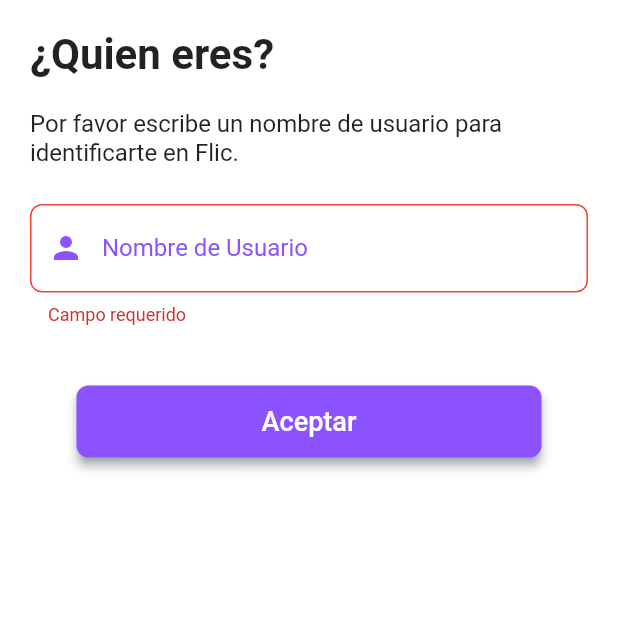
After one commit to Jaime90987/Flic, a Flutter app: the screen it shows once a user with an empty profile is signed in, after a tap on "Aceptar", on a phone screen of 412 x 824 dp, the top half of it. The commit adds this screen. Run offline on Flutter 3.47's test engine with Material 2 defaults, Android fonts, the phone set to English and light mode, and no system bars; our stand-ins replace cloud_firestore, email_validator, firebase_auth, firebase_core, flutter_svg, google_sign_in; accounts and stored records are empty.

Commit message:
Integrando autenticación con google, arreglando icono y añadiendo pagina de nombre de usuario

```diff
--- a/lib/pages/forgot_password.dart
+++ b/lib/pages/forgot_password.dart
@@ -2,7 +2,7 @@ import 'package:flutter/material.dart';
 import 'package:proyecto_flic/main.dart';
 import 'package:proyecto_flic/pages/widgets/common/input_email.dart';
 import 'package:proyecto_flic/pages/widgets/common/send_button.dart';
-import 'package:proyecto_flic/services/auth.dart';
+import 'package:proyecto_flic/services/mail_auth.dart';
 import 'package:proyecto_flic/values/strings.dart';
 
 class ForgotPasswordPage extends StatefulWidget {
--- a/lib/pages/login_page.dart
+++ b/lib/pages/login_page.dart
@@ -7,7 +7,7 @@ import 'package:proyecto_flic/pages/widgets/common/send_button.dart';
 import 'package:proyecto_flic/pages/widgets/login_page/divider.dart';
 import 'package:proyecto_flic/pages/widgets/login_page/forgot_password_message.dart';
 import 'package:proyecto_flic/pages/widgets/login_page/social_networks.dart';
-import 'package:proyecto_flic/services/auth.dart';
+import 'package:proyecto_flic/services/mail_auth.dart';
 import 'package:proyecto_flic/values/strings.dart';
 
 class LoginPage extends StatefulWidget {
@@ -53,6 +53,7 @@ class _LoginPageState extends State<LoginPage> {
               ),
               Container(
                 margin: const EdgeInsets.symmetric(horizontal: 40),
+                height: MediaQuery.of(context).size.height,
                 child: Column(
                   mainAxisAlignment: MainAxisAlignment.start,
                   children: [
@@ -89,7 +90,7 @@ class _LoginPageState extends State<LoginPage> {
                           const SizedBox(height: 30),
                           const MyDivider(),
                           const SizedBox(height: 30),
-                          const SocialNetworks(),
+                          SocialNetworks(navigatorKey: navigatorKey),
                           const SizedBox(height: 30),
                           Footer(
                             message: AppStrings.dontHaveAnAccountYet,
--- a/lib/pages/register_page.dart
+++ b/lib/pages/register_page.dart
@@ -4,7 +4,7 @@ import 'package:proyecto_flic/pages/widgets/common/input_email.dart';
 import 'package:proyecto_flic/pages/widgets/common/input_password.dart';
 import 'package:proyecto_flic/pages/widgets/common/send_button.dart';
 import 'package:proyecto_flic/pages/widgets/common/footer.dart';
-import 'package:proyecto_flic/services/auth.dart';
+import 'package:proyecto_flic/services/mail_auth.dart';
 import 'package:proyecto_flic/values/strings.dart';
 
 class RegisterPage extends StatefulWidget {
@@ -52,6 +52,7 @@ class _RegisterPageState extends State<RegisterPage> {
               ),
               Container(
                 margin: const EdgeInsets.symmetric(horizontal: 40),
+                height: MediaQuery.of(context).size.height,
                 child: Column(
                   mainAxisAlignment: MainAxisAlignment.start,
                   children: [
@@ -91,7 +92,7 @@ class _RegisterPageState extends State<RegisterPage> {
                               }
                             },
                           ),
-                          const SizedBox(height: 30),
+                          const SizedBox(height: 111),
                           Footer(
                             message: AppStrings.alreadyHaveAnAccount,
                             message2: AppStrings.loginHere,
--- /dev/null
+++ b/lib/pages/verify_username_page.dart
@@ -0,0 +1,73 @@
+import 'package:flutter/material.dart';
+import 'package:proyecto_flic/pages/main_page.dart';
+import 'package:proyecto_flic/pages/widgets/common/send_button.dart';
+import 'package:proyecto_flic/pages/widgets/verify_username/input_username.dart';
+import 'package:proyecto_flic/services/firestore.dart';
+import 'package:proyecto_flic/services/mail_auth.dart';
+
+class VerifyUsernamePage extends StatefulWidget {
+  const VerifyUsernamePage({super.key});
+
+  @override
+  State<VerifyUsernamePage> createState() => _VerifyUsernamePageState();
+}
+
+class _VerifyUsernamePageState extends State<VerifyUsernamePage> {
+  final _formKey = GlobalKey<FormState>();
+  bool hasUsername = false;
+  TextEditingController userNameController = TextEditingController();
+
+  @override
+  Widget build(BuildContext context) => hasUsername
+      ? const MainPage()
+      : Scaffold(
+          backgroundColor: Colors.white,
+          body: SafeArea(
+            child: Container(
+              margin: const EdgeInsets.symmetric(horizontal: 20),
+              height: MediaQuery.of(context).size.height,
+              child: Form(
+                key: _formKey,
+                child: Column(
+                  mainAxisAlignment: MainAxisAlignment.start,
+                  children: <Widget>[
+                    const SizedBox(height: 20),
+                    const Align(
+                      alignment: AlignmentDirectional.centerStart,
+                      child: Text(
+                        "¿Quien eres?",
+                        style: TextStyle(
+                          fontSize: 28,
+                          fontWeight: FontWeight.bold,
+                        ),
+                      ),
+                    ),
+                    const SizedBox(height: 20),
+                    const Align(
+                      alignment: AlignmentDirectional.centerStart,
+                      child: Text(
+                        "Por favor escribe un nombre de usuario para identificarte en Flic.",
+                        style: TextStyle(fontSize: 16),
+                      ),
+                    ),
+                    const SizedBox(height: 25),
+                    InputUsername(emailController: userNameController),
+                    const SizedBox(height: 40),
+                    SendButton(
+                        text: "Aceptar",
+                        function: () {
+                          if (_formKey.currentState!.validate()) {
+                            saveUsername(
+                              Auth.user.uid,
+                              userNameController.text.trim(),
+                            );
+                            Navigator.pushReplacementNamed(context, "/main");
+                          }
+                        }),
+                  ],
+                ),
+              ),
+            ),
+          ),
+        );
+}
--- a/lib/pages/veriry_email_page.dart
+++ b/lib/pages/veriry_email_page.dart
@@ -2,9 +2,9 @@ import 'dart:async';
 import 'dart:developer';
 import 'package:firebase_auth/firebase_auth.dart';
 import 'package:flutter/material.dart';
-import 'package:proyecto_flic/pages/main_page.dart';
+import 'package:proyecto_flic/pages/verify_username_page.dart';
 import 'package:proyecto_flic/pages/widgets/common/send_button.dart';
-import 'package:proyecto_flic/services/auth.dart';
+import 'package:proyecto_flic/services/mail_auth.dart';
 
 class VerifyEmailPage extends StatefulWidget {
   const VerifyEmailPage({super.key});
@@ -49,7 +49,7 @@ class _VerifyEmailPageState extends State<VerifyEmailPage> {
 
   @override
   Widget build(BuildContext context) => isEmailVerified
-      ? const MainPage()
+      ? const VerifyUsernamePage()
       : Scaffold(
           body: SafeArea(
             child: Stack(
--- a/lib/pages/widgets/login_page/divider.dart
+++ b/lib/pages/widgets/login_page/divider.dart
@@ -18,7 +18,11 @@ class MyDivider extends StatelessWidget {
         SizedBox(width: 3),
         Text(
           AppStrings.orLoginWith,
-          style: TextStyle(color: Colors.grey),
+          style: TextStyle(
+            fontSize: 16,
+            fontWeight: FontWeight.w500,
+            color: Colors.grey,
+          ),
         ),
         SizedBox(width: 3),
         Expanded(
--- a/lib/pages/widgets/login_page/forgot_password_message.dart
+++ b/lib/pages/widgets/login_page/forgot_password_message.dart
@@ -14,7 +14,11 @@ class ForgotPasswordMessage extends StatelessWidget {
           onTap: () => Navigator.of(context).pushNamed("/forgot_password"),
           child: const Text(
             AppStrings.forgotPassword,
-            style: TextStyle(color: AppColors.primary),
+            style: TextStyle(
+              fontSize: 16,
+              fontWeight: FontWeight.w500,
+              color: AppColors.primary,
+            ),
           ),
         ),
       ],
--- /dev/null
+++ b/lib/pages/widgets/verify_username/input_username.dart
@@ -0,0 +1,74 @@
+import 'dart:developer';
+
+import 'package:flutter/material.dart';
+import 'package:proyecto_flic/services/firestore.dart';
+import 'package:proyecto_flic/values/colors.dart';
+import 'package:proyecto_flic/values/strings.dart';
+
+class InputUsername extends StatelessWidget {
+  final TextEditingController emailController;
+  final String? text;
+  const InputUsername({
+    super.key,
+    required this.emailController,
+    this.text,
+  });
+
+  @override
+  Widget build(BuildContext context) {
+    emailController.text = text ?? emailController.text;
+    bool isAvailable = false;
+
+    Future<bool> isAvailableUser(String? username) async {
+      try {
+        return await checkUsernameAvailability(username);
+      } catch (e) {
+        log('Error al verificar disponibilidad del usuario: $e');
+        return false;
+      }
+    }
+
+    return TextFormField(
+      controller: emailController,
+      keyboardType: TextInputType.emailAddress,
+      decoration: const InputDecoration(
+        labelText: "Nombre de Usuario",
+        labelStyle: TextStyle(color: AppColors.primary),
+        filled: true,
+        fillColor: Colors.white,
+        helperText: "",
+        enabledBorder: OutlineInputBorder(
+          borderSide: BorderSide(color: AppColors.primary),
+          borderRadius: BorderRadius.all(Radius.circular(8)),
+        ),
+        focusedBorder: OutlineInputBorder(
+          borderSide: BorderSide(color: AppColors.primary, width: 1.5),
+          borderRadius: BorderRadius.all(Radius.circular(8)),
+        ),
+        errorBorder: OutlineInputBorder(
+          borderSide: BorderSide(color: Colors.red),
+          borderRadius: BorderRadius.all(Radius.circular(8)),
+        ),
+        focusedErrorBorder: OutlineInputBorder(
+          borderSide: BorderSide(color: Colors.red),
+          borderRadius: BorderRadius.all(Radius.circular(8)),
+        ),
+        prefixIcon: Icon(Icons.person),
+        prefixIconColor: AppColors.primary,
+      ),
+      validator: (String? value) {
+        if (value == null || value.trim().isEmpty) {
+          return AppStrings.requiredFieldText;
+        }
+        checkUsernameAvailability(value)
+            .then((boleano) => isAvailable = boleano);
+        if (!isAvailable) {
+          log("2 $isAvailable");
+          return "Nombre de usuario no disponible";
+        }
+
+        return null;
+      },
+    );
+  }
+}
--- a/pubspec.yaml
+++ b/pubspec.yaml
@@ -36,8 +36,10 @@ dependencies:
   cupertino_icons: ^1.0.2
   flutter_svg: ^2.0.5
   email_validator: ^2.1.17
-  firebase_core: ^2.11.0
+  firebase_core: ^2.12.0
   firebase_auth: ^4.5.0
+  cloud_firestore: ^4.7.0
+  google_sign_in: ^6.1.0
 
 dev_dependencies:
   flutter_test:
```
Also changed, not shown: lib/pages/profile_page.dart (+3 -11 lines), lib/pages/widgets/login_page/social_networks.dart (+9 -3 lines), lib/services/firestore.dart (added, +47 -0 lines), lib/services/google_auth.dart (added, +38 -0 lines), lib/services/mail_auth.dart (renamed from lib/services/auth.dart, +14 -7 lines), pubspec.lock, 26 other files.
